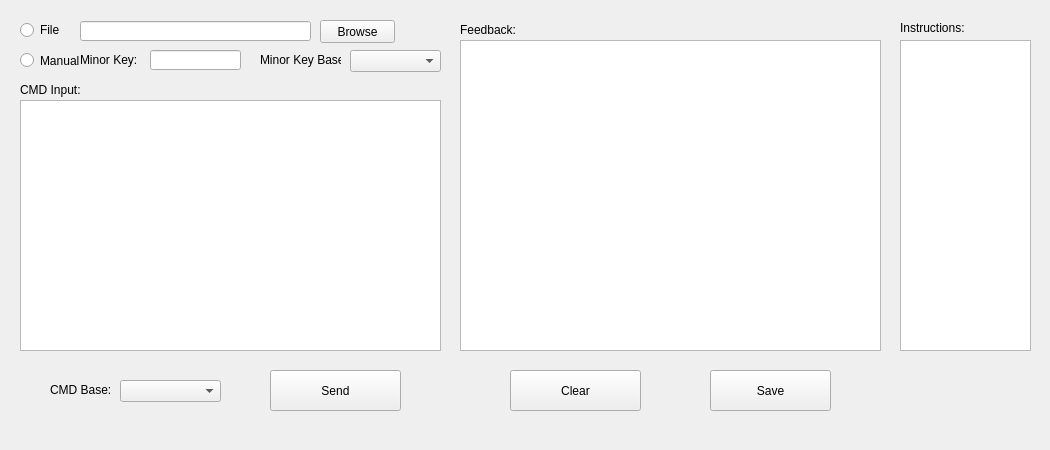
This is src/user-interfaces/gui-custom-cmd.ui in Donn13Darko/uC_Interfacer as Qt 5 draws it before an edit. The edited form follows.
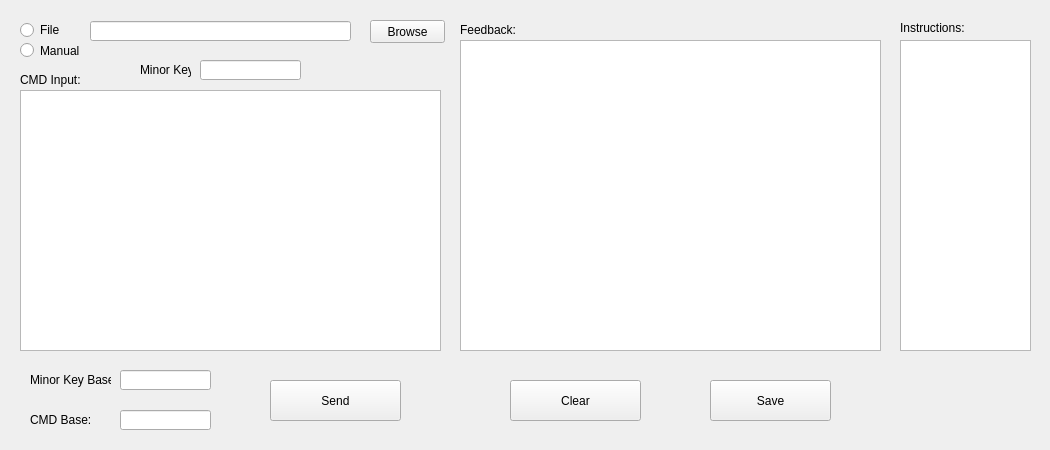
This is the edited form.

Commit message: Updated key architecture, added custom command GUI support, and modified global setting for static variables

Diff of the .ui file:
```diff
--- a/src/user-interfaces/gui-custom-cmd.ui
+++ b/src/user-interfaces/gui-custom-cmd.ui
@@ -16,9 +16,9 @@
   <widget class="QLabel" name="MinorKey_Label">
    <property name="geometry">
     <rect>
-     <x>80</x>
-     <y>50</y>
-     <width>61</width>
+     <x>140</x>
+     <y>60</y>
+     <width>51</width>
      <height>20</height>
     </rect>
    </property>
@@ -30,7 +30,7 @@
    <property name="geometry">
     <rect>
      <x>20</x>
-     <y>80</y>
+     <y>70</y>
      <width>81</width>
      <height>20</height>
     </rect>
@@ -42,38 +42,18 @@
   <widget class="QLineEdit" name="MinorKey_LineEdit">
    <property name="geometry">
     <rect>
-     <x>150</x>
-     <y>50</y>
-     <width>91</width>
-     <height>20</height>
-    </rect>
-   </property>
-  </widget>
-  <widget class="QComboBox" name="MinorKeyBase_Combo">
-   <property name="geometry">
-    <rect>
-     <x>350</x>
-     <y>50</y>
-     <width>91</width>
-     <height>22</height>
-    </rect>
-   </property>
-  </widget>
-  <widget class="QComboBox" name="customCMDBase_Combo">
-   <property name="geometry">
-    <rect>
-     <x>120</x>
-     <y>380</y>
+     <x>200</x>
+     <y>60</y>
      <width>101</width>
-     <height>22</height>
+     <height>20</height>
     </rect>
    </property>
   </widget>
   <widget class="QLabel" name="MinorKeyBase_Label">
    <property name="geometry">
     <rect>
-     <x>260</x>
-     <y>50</y>
+     <x>30</x>
+     <y>370</y>
      <width>81</width>
      <height>20</height>
     </rect>
@@ -85,9 +65,9 @@
   <widget class="QLabel" name="label_4">
    <property name="geometry">
     <rect>
-     <x>50</x>
-     <y>380</y>
-     <width>61</width>
+     <x>30</x>
+     <y>410</y>
+     <width>81</width>
      <height>20</height>
     </rect>
    </property>
@@ -112,7 +92,7 @@
    <property name="geometry">
     <rect>
      <x>510</x>
-     <y>370</y>
+     <y>380</y>
      <width>131</width>
      <height>41</height>
     </rect>
@@ -128,7 +108,7 @@
    <property name="geometry">
     <rect>
      <x>710</x>
-     <y>370</y>
+     <y>380</y>
      <width>121</width>
      <height>41</height>
     </rect>
@@ -141,7 +121,7 @@
    <property name="geometry">
     <rect>
      <x>270</x>
-     <y>370</y>
+     <y>380</y>
      <width>131</width>
      <height>41</height>
     </rect>
@@ -154,9 +134,9 @@
    <property name="geometry">
     <rect>
      <x>20</x>
-     <y>100</y>
+     <y>90</y>
      <width>421</width>
-     <height>251</height>
+     <height>261</height>
     </rect>
    </property>
    <property name="readOnly">
@@ -220,9 +200,9 @@
   <widget class="QLineEdit" name="FilePathEdit">
    <property name="geometry">
     <rect>
-     <x>80</x>
+     <x>90</x>
      <y>21</y>
-     <width>231</width>
+     <width>261</width>
      <height>20</height>
     </rect>
    </property>
@@ -230,7 +210,7 @@
   <widget class="QPushButton" name="BrowseFile_Button">
    <property name="geometry">
     <rect>
-     <x>320</x>
+     <x>370</x>
      <y>20</y>
      <width>75</width>
      <height>23</height>
@@ -263,7 +243,7 @@
    <property name="geometry">
     <rect>
      <x>20</x>
-     <y>50</y>
+     <y>40</y>
      <width>61</width>
      <height>21</height>
     </rect>
@@ -275,6 +255,26 @@
     <string notr="true">cmdSelect</string>
    </attribute>
   </widget>
+  <widget class="QLineEdit" name="MinorKeyBase_LineEdit">
+   <property name="geometry">
+    <rect>
+     <x>120</x>
+     <y>370</y>
+     <width>91</width>
+     <height>20</height>
+    </rect>
+   </property>
+  </widget>
+  <widget class="QLineEdit" name="customCMDBase_LineEdit">
+   <property name="geometry">
+    <rect>
+     <x>120</x>
+     <y>410</y>
+     <width>91</width>
+     <height>20</height>
+    </rect>
+   </property>
+  </widget>
  </widget>
  <resources/>
  <connections/>
```
Left out of the diff: 2 changed lines with no effect on the pictures. The commit also changes 22 other files.
